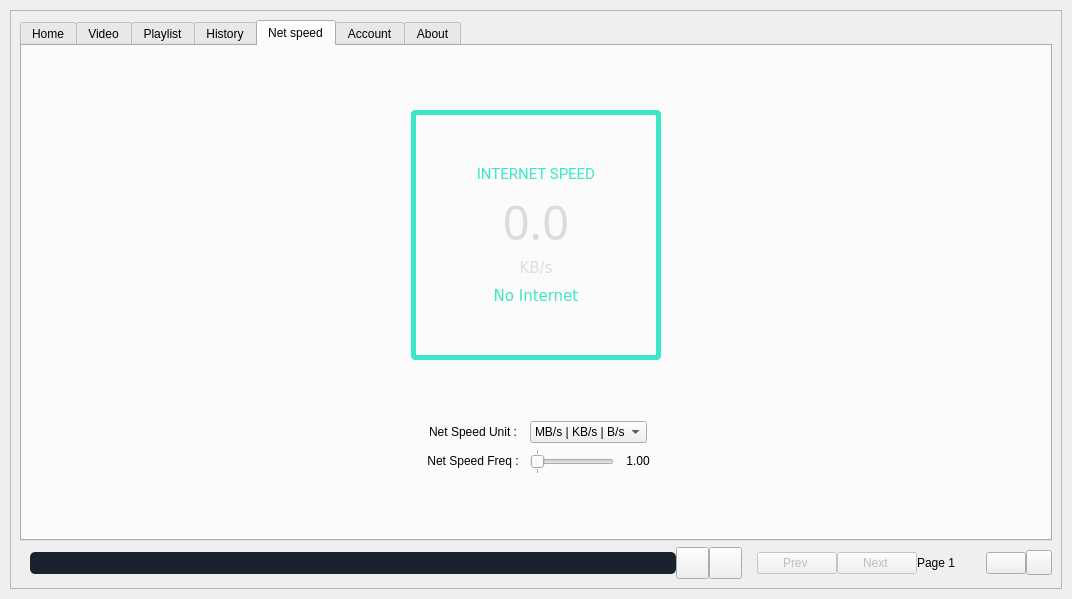
This is src/ui_main_trial.ui in rishabh3354/YOUTUBE-DL-PRO as Qt 5 draws it before an edit. The edited form follows.
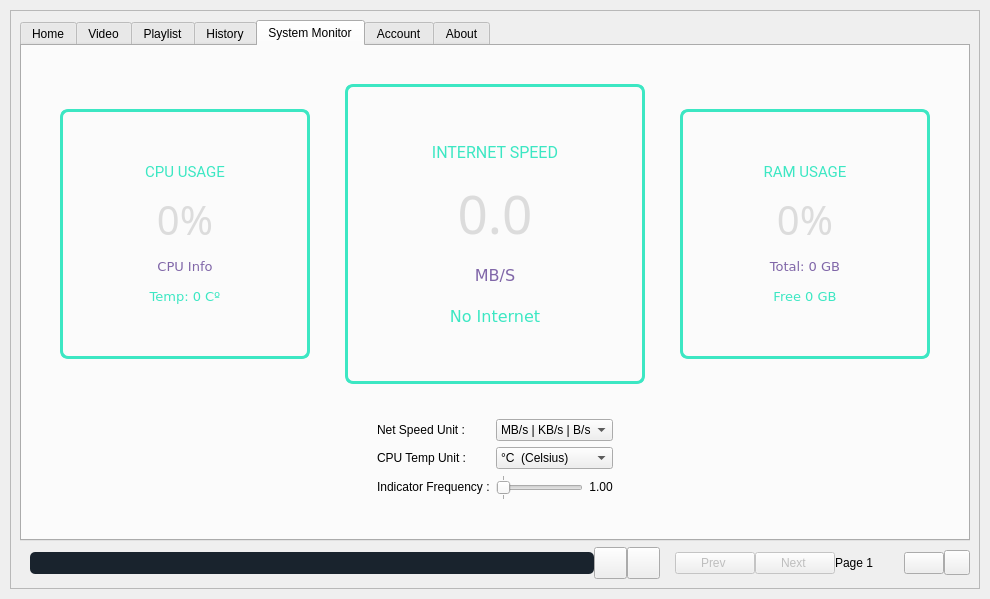
This is the edited form. The open tabs and pages were chosen to show the change. Icons and pictures are not drawn.

Commit message: sys monitor added

What changed in the file:
```diff
--- a/src/ui_main_trial.ui
+++ b/src/ui_main_trial.ui
@@ -6,7 +6,7 @@
    <rect>
     <x>0</x>
     <y>0</y>
-    <width>1072</width>
+    <width>990</width>
     <height>599</height>
    </rect>
   </property>
@@ -1792,19 +1792,13 @@
                <normaloff>:/myresource/resource/icons8-speed-100.png</normaloff>:/myresource/resource/icons8-speed-100.png</iconset>
              </attribute>
              <attribute name="title">
-              <string>Net speed</string>
+              <string>System Monitor</string>
              </attribute>
              <layout class="QVBoxLayout" name="verticalLayout_18">
               <item>
                <layout class="QHBoxLayout" name="horizontalLayout_5">
                 <item>
-                 <widget class="QFrame" name="frame_circle_18">
-                  <property name="sizePolicy">
-                   <sizepolicy hsizetype="Preferred" vsizetype="Preferred">
-                    <horstretch>0</horstretch>
-                    <verstretch>0</verstretch>
-                   </sizepolicy>
-                  </property>
+                 <widget class="QFrame" name="frame_circle_1">
                   <property name="minimumSize">
                    <size>
                     <width>250</width>
@@ -1819,8 +1813,8 @@
                   </property>
                   <property name="styleSheet">
                    <string notr="true">QFrame{
-	border: 5px solid rgb(60, 231, 195);
-	border-radius: 5px;
+	border: 3px solid rgb(60, 231, 195);
+	border-radius: 8px;
 }
 QFrame:hover {
 	border: 5px solid rgb(105, 95, 148);
@@ -1854,6 +1848,134 @@
                       <font>
                        <family>Roboto</family>
                        <pointsize>11</pointsize>
+                      </font>
+                     </property>
+                     <property name="styleSheet">
+                      <string notr="true">border: none;
+color: rgb(60, 231, 195);</string>
+                     </property>
+                     <property name="text">
+                      <string>CPU USAGE</string>
+                     </property>
+                     <property name="alignment">
+                      <set>Qt::AlignCenter</set>
+                     </property>
+                    </widget>
+                   </item>
+                   <item>
+                    <widget class="QLabel" name="cpu_usage">
+                     <property name="font">
+                      <font>
+                       <family>Sans Serif</family>
+                       <pointsize>30</pointsize>
+                      </font>
+                     </property>
+                     <property name="styleSheet">
+                      <string notr="true">border: none;
+color: rgb(220,220,220);</string>
+                     </property>
+                     <property name="text">
+                      <string>0%</string>
+                     </property>
+                     <property name="alignment">
+                      <set>Qt::AlignCenter</set>
+                     </property>
+                    </widget>
+                   </item>
+                   <item>
+                    <widget class="QLabel" name="label_38">
+                     <property name="font">
+                      <font>
+                       <family>DejaVu Sans</family>
+                       <pointsize>10</pointsize>
+                      </font>
+                     </property>
+                     <property name="styleSheet">
+                      <string notr="true">border: none;
+ color: rgb(128, 102, 168);</string>
+                     </property>
+                     <property name="text">
+                      <string>CPU Info</string>
+                     </property>
+                     <property name="alignment">
+                      <set>Qt::AlignCenter</set>
+                     </property>
+                    </widget>
+                   </item>
+                   <item>
+                    <widget class="QLabel" name="cpu_temp">
+                     <property name="font">
+                      <font>
+                       <family>DejaVu Sans</family>
+                       <pointsize>10</pointsize>
+                      </font>
+                     </property>
+                     <property name="styleSheet">
+                      <string notr="true">border: none;
+color: rgb(60, 231, 195);</string>
+                     </property>
+                     <property name="text">
+                      <string>Temp: 0 Cº</string>
+                     </property>
+                     <property name="alignment">
+                      <set>Qt::AlignCenter</set>
+                     </property>
+                    </widget>
+                   </item>
+                  </layout>
+                 </widget>
+                </item>
+                <item>
+                 <widget class="QFrame" name="frame_circle_2">
+                  <property name="minimumSize">
+                   <size>
+                    <width>257</width>
+                    <height>300</height>
+                   </size>
+                  </property>
+                  <property name="maximumSize">
+                   <size>
+                    <width>300</width>
+                    <height>300</height>
+                   </size>
+                  </property>
+                  <property name="styleSheet">
+                   <string notr="true">QFrame{
+	border: 3px solid rgb(60, 231, 195);
+	border-radius: 8px;
+}
+QFrame:hover {
+	border: 3px solid rgb(105, 95, 148);
+}</string>
+                  </property>
+                  <property name="frameShape">
+                   <enum>QFrame::StyledPanel</enum>
+                  </property>
+                  <property name="frameShadow">
+                   <enum>QFrame::Raised</enum>
+                  </property>
+                  <layout class="QVBoxLayout" name="verticalLayout_22">
+                   <property name="spacing">
+                    <number>10</number>
+                   </property>
+                   <property name="leftMargin">
+                    <number>10</number>
+                   </property>
+                   <property name="topMargin">
+                    <number>50</number>
+                   </property>
+                   <property name="rightMargin">
+                    <number>10</number>
+                   </property>
+                   <property name="bottomMargin">
+                    <number>50</number>
+                   </property>
+                   <item>
+                    <widget class="QLabel" name="label_internet">
+                     <property name="font">
+                      <font>
+                       <family>Roboto</family>
+                       <pointsize>12</pointsize>
                       </font>
                      </property>
                      <property name="styleSheet">
@@ -1869,11 +1991,11 @@
                     </widget>
                    </item>
                    <item>
-                    <widget class="QLabel" name="internet_speed_2">
+                    <widget class="QLabel" name="internet_speed">
                      <property name="font">
                       <font>
                        <family>Sans Serif</family>
-                       <pointsize>35</pointsize>
+                       <pointsize>40</pointsize>
                       </font>
                      </property>
                      <property name="styleSheet">
@@ -1889,19 +2011,19 @@
                     </widget>
                    </item>
                    <item>
-                    <widget class="QLabel" name="indicator_2">
+                    <widget class="QLabel" name="internet_unit">
                      <property name="font">
                       <font>
                        <family>DejaVu Sans</family>
-                       <pointsize>11</pointsize>
+                       <pointsize>12</pointsize>
                       </font>
                      </property>
                      <property name="styleSheet">
                       <string notr="true">border: none;
-color: rgb(220,220,220);</string>
+ color: rgb(128, 102, 168);</string>
                      </property>
                      <property name="text">
-                      <string>KB/s</string>
+                      <string>MB/S</string>
                      </property>
                      <property name="alignment">
                       <set>Qt::AlignCenter</set>
@@ -1909,11 +2031,11 @@
                     </widget>
                    </item>
                    <item>
-                    <widget class="QLabel" name="internet_2">
+                    <widget class="QLabel" name="internet_connection">
                      <property name="font">
                       <font>
                        <family>DejaVu Sans</family>
-                       <pointsize>11</pointsize>
+                       <pointsize>12</pointsize>
                       </font>
                      </property>
                      <property name="styleSheet">
@@ -1929,6 +2051,138 @@
                     </widget>
                    </item>
                   </layout>
+                  <zorder>internet_speed</zorder>
+                  <zorder>internet_unit</zorder>
+                  <zorder>internet_connection</zorder>
+                  <zorder>label_internet</zorder>
+                 </widget>
+                </item>
+                <item>
+                 <widget class="QFrame" name="frame_circle_3">
+                  <property name="minimumSize">
+                   <size>
+                    <width>250</width>
+                    <height>250</height>
+                   </size>
+                  </property>
+                  <property name="maximumSize">
+                   <size>
+                    <width>250</width>
+                    <height>250</height>
+                   </size>
+                  </property>
+                  <property name="styleSheet">
+                   <string notr="true">QFrame{
+	border: 3px solid rgb(60, 231, 195);
+	border-radius: 8px;
+}
+QFrame:hover {
+	border: 3px solid rgb(105, 95, 148);
+}</string>
+                  </property>
+                  <property name="frameShape">
+                   <enum>QFrame::StyledPanel</enum>
+                  </property>
+                  <property name="frameShadow">
+                   <enum>QFrame::Raised</enum>
+                  </property>
+                  <layout class="QVBoxLayout" name="verticalLayout_20">
+                   <property name="spacing">
+                    <number>10</number>
+                   </property>
+                   <property name="leftMargin">
+                    <number>10</number>
+                   </property>
+                   <property name="topMargin">
+                    <number>50</number>
+                   </property>
+                   <property name="rightMargin">
+                    <number>10</number>
+                   </property>
+                   <property name="bottomMargin">
+                    <number>50</number>
+                   </property>
+                   <item>
+                    <widget class="QLabel" name="label_ram">
+                     <property name="font">
+                      <font>
+                       <family>Roboto</family>
+                       <pointsize>11</pointsize>
+                      </font>
+                     </property>
+                     <property name="styleSheet">
+                      <string notr="true">border: none;
+color: rgb(60, 231, 195);</string>
+                     </property>
+                     <property name="text">
+                      <string>RAM USAGE</string>
+                     </property>
+                     <property name="alignment">
+                      <set>Qt::AlignCenter</set>
+                     </property>
+                    </widget>
+                   </item>
+                   <item>
+                    <widget class="QLabel" name="ram_usage">
+                     <property name="font">
+                      <font>
+                       <family>Sans Serif</family>
+                       <pointsize>30</pointsize>
+                      </font>
+                     </property>
+                     <property name="styleSheet">
+                      <string notr="true">border: none;
+color: rgb(220,220,220);</string>
+                     </property>
+                     <property name="text">
+                      <string>0%</string>
+                     </property>
+                     <property name="alignment">
+                      <set>Qt::AlignCenter</set>
+                     </property>
+                    </widget>
+                   </item>
+                   <item>
+                    <widget class="QLabel" name="ram_total">
+                     <property name="font">
+                      <font>
+                       <family>DejaVu Sans</family>
+                       <pointsize>10</pointsize>
+                      </font>
+                     </property>
+                     <property name="styleSheet">
+                      <string notr="true">border: none;
+ color: rgb(128, 102, 168);</string>
+                     </property>
+                     <property name="text">
+                      <string>Total: 0 GB</string>
+                     </property>
+                     <property name="alignment">
+                      <set>Qt::AlignCenter</set>
+                     </property>
+                    </widget>
+                   </item>
+                   <item>
+                    <widget class="QLabel" name="ram_free">
+                     <property name="font">
+                      <font>
+                       <family>DejaVu Sans</family>
+                       <pointsize>10</pointsize>
+                      </font>
+                     </property>
+                     <property name="styleSheet">
+                      <string notr="true">border: none;
+color: rgb(60, 231, 195);</string>
+                     </property>
+                     <property name="text">
+                      <string>Free 0 GB</string>
+                     </property>
+                     <property name="alignment">
+                      <set>Qt::AlignCenter</set>
+                     </property>
+                    </widget>
+                   </item>
+                  </layout>
                  </widget>
                 </item>
                </layout>
@@ -1937,8 +2191,65 @@
                <layout class="QVBoxLayout" name="verticalLayout_14">
                 <item>
                  <layout class="QGridLayout" name="gridLayout_12">
-                  <item row="1" column="4">
-                   <widget class="QLabel" name="label_16">
+                  <item row="2" column="1">
+                   <widget class="QLabel" name="label_23">
+                    <property name="sizePolicy">
+                     <sizepolicy hsizetype="Preferred" vsizetype="Fixed">
+                      <horstretch>0</horstretch>
+                      <verstretch>0</verstretch>
+                     </sizepolicy>
+                    </property>
+                    <property name="layoutDirection">
+                     <enum>Qt::LeftToRight</enum>
+                    </property>
+                    <property name="autoFillBackground">
+                     <bool>false</bool>
+                    </property>
+                    <property name="styleSheet">
+                     <string notr="true"/>
+                    </property>
+                    <property name="text">
+                     <string>Indicator Frequency :</string>
+                    </property>
+                    <property name="alignment">
+                     <set>Qt::AlignLeading|Qt::AlignLeft|Qt::AlignVCenter</set>
+                    </property>
+                   </widget>
+                  </item>
+                  <item row="2" column="0">
+                   <spacer name="horizontalSpacer_5">
+                    <property name="orientation">
+                     <enum>Qt::Horizontal</enum>
+                    </property>
+                    <property name="sizeType">
+                     <enum>QSizePolicy::Expanding</enum>
+                    </property>
+                    <property name="sizeHint" stdset="0">
+                     <size>
+                      <width>40</width>
+                      <height>20</height>
+                     </size>
+                    </property>
+                   </spacer>
+                  </item>
+                  <item row="2" column="5">
+                   <spacer name="horizontalSpacer_20">
+                    <property name="orientation">
+                     <enum>Qt::Horizontal</enum>
+                    </property>
+                    <property name="sizeType">
+                     <enum>QSizePolicy::Expanding</enum>
+                    </property>
+                    <property name="sizeHint" stdset="0">
+                     <size>
+                      <width>130</width>
+                      <height>20</height>
+                     </size>
+                    </property>
+                   </spacer>
+                  </item>
+                  <item row="2" column="4">
+                   <widget class="QLabel" name="frequency_label">
                     <property name="sizePolicy">
                      <sizepolicy hsizetype="Fixed" vsizetype="Fixed">
                       <horstretch>0</horstretch>
@@ -1972,22 +2283,6 @@
                     </property>
                    </spacer>
                   </item>
-                  <item row="1" column="0">
-                   <spacer name="horizontalSpacer_5">
-                    <property name="orientation">
-                     <enum>Qt::Horizontal</enum>
-                    </property>
-                    <property name="sizeType">
-                     <enum>QSizePolicy::Expanding</enum>
-                    </property>
-                    <property name="sizeHint" stdset="0">
-                     <size>
-                      <width>40</width>
-                      <height>20</height>
-                     </size>
-                    </property>
-                   </spacer>
-                  </item>
                   <item row="0" column="1">
                    <widget class="QLabel" name="label_20">
                     <property name="sizePolicy">
@@ -2003,34 +2298,37 @@
                      <string notr="true"/>
                     </property>
                     <property name="text">
-                     <string>  Net Speed Unit :  </string>
+                     <string>Net Speed Unit :  </string>
                     </property>
                     <property name="alignment">
-                     <set>Qt::AlignCenter</set>
+                     <set>Qt::AlignLeading|Qt::AlignLeft|Qt::AlignVCenter</set>
                     </property>
                    </widget>
                   </item>
                   <item row="1" column="1">
-                   <widget class="QLabel" name="label_23">
+                   <widget class="QLabel" name="label_45">
                     <property name="sizePolicy">
                      <sizepolicy hsizetype="Preferred" vsizetype="Fixed">
                       <horstretch>0</horstretch>
                       <verstretch>0</verstretch>
                      </sizepolicy>
                     </property>
+                    <property name="layoutDirection">
+                     <enum>Qt::LeftToRight</enum>
+                    </property>
                     <property name="styleSheet">
                      <string notr="true"/>
                     </property>
                     <property name="text">
-                     <string>Net Speed Freq :</string>
+                     <string>CPU Temp Unit :  </string>
                     </property>
                     <property name="alignment">
-                     <set>Qt::AlignCenter</set>
+                     <set>Qt::AlignLeading|Qt::AlignLeft|Qt::AlignVCenter</set>
                     </property>
                    </widget>
                   </item>
-                  <item row="0" column="5">
-                   <spacer name="horizontalSpacer_22">
+                  <item row="1" column="0">
+                   <spacer name="horizontalSpacer_11">
                     <property name="orientation">
                      <enum>Qt::Horizontal</enum>
                     </property>
@@ -2039,14 +2337,14 @@
                     </property>
                     <property name="sizeHint" stdset="0">
                      <size>
-                      <width>130</width>
+                      <width>40</width>
                       <height>20</height>
                      </size>
                     </property>
                    </spacer>
                   </item>
                   <item row="1" column="5">
-                   <spacer name="horizontalSpacer_20">
+                   <spacer name="horizontalSpacer_23">
                     <property name="orientation">
                      <enum>Qt::Horizontal</enum>
                     </property>
@@ -2061,8 +2359,45 @@
                     </property>
                    </spacer>
                   </item>
-                  <item row="1" column="2">
-                   <widget class="QSlider" name="horizontalSlider_2">
+                  <item row="1" column="2" colspan="3">
+                   <widget class="QComboBox" name="comboBox_cpu_temp">
+                    <property name="sizePolicy">
+                     <sizepolicy hsizetype="Preferred" vsizetype="Fixed">
+                      <horstretch>0</horstretch>
+                      <verstretch>0</verstretch>
+                     </sizepolicy>
+                    </property>
+                    <property name="minimumSize">
+                     <size>
+                      <width>0</width>
+                      <height>0</height>
+                     </size>
+                    </property>
+                    <property name="styleSheet">
+                     <string notr="true"/>
+                    </property>
+                    <item>
+                     <property name="text">
+                      <string>°C  (Celsius)</string>
+                     </property>
+                     <property name="icon">
+                      <iconset resource="resource.qrc">
+                       <normaloff>:/myresource/resource/icons8-expand-arrow-100.png</normaloff>:/myresource/resource/icons8-expand-arrow-100.png</iconset>
+                     </property>
+                    </item>
+                    <item>
+                     <property name="text">
+                      <string>°F  (Fahrenheit)</string>
+                     </property>
+                     <property name="icon">
+                      <iconset resource="resource.qrc">
+                       <normaloff>:/myresource/resource/icons8-expand-arrow-100.png</normaloff>:/myresource/resource/icons8-expand-arrow-100.png</iconset>
+                     </property>
+                    </item>
+                   </widget>
+                  </item>
+                  <item row="2" column="2" colspan="2">
+                   <widget class="QSlider" name="horizontalSlider_freq">
                     <property name="sizePolicy">
                      <sizepolicy hsizetype="Preferred" vsizetype="Fixed">
                       <horstretch>0</horstretch>
@@ -2095,11 +2430,17 @@
                   <item row="0" column="2" colspan="3">
                    <widget class="QComboBox" name="comboBox_3">
                     <property name="sizePolicy">
-                     <sizepolicy hsizetype="Fixed" vsizetype="Fixed">
+                     <sizepolicy hsizetype="Preferred" vsizetype="Fixed">
                       <horstretch>0</horstretch>
                       <verstretch>0</verstretch>
                      </sizepolicy>
                     </property>
+                    <property name="minimumSize">
+                     <size>
+                      <width>0</width>
+                      <height>0</height>
+                     </size>
+                    </property>
                     <property name="styleSheet">
                      <string notr="true"/>
                     </property>
```
Left out of the diff: 30 changed lines with no effect on the pictures. The commit also changes 5 other files.
